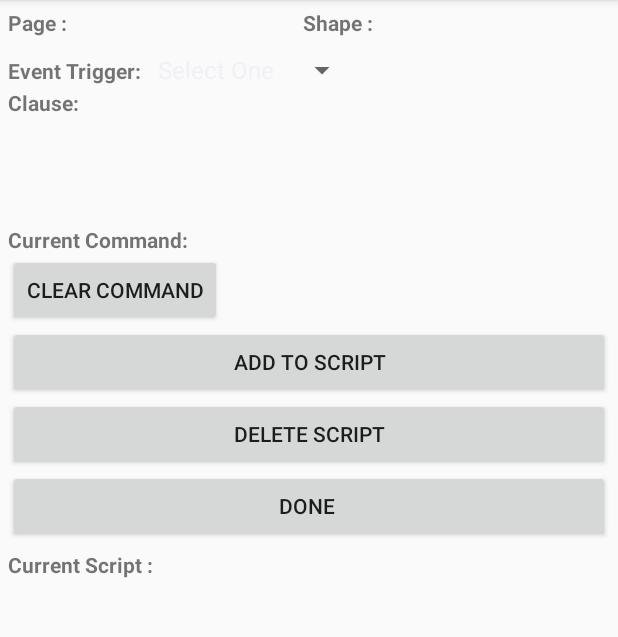
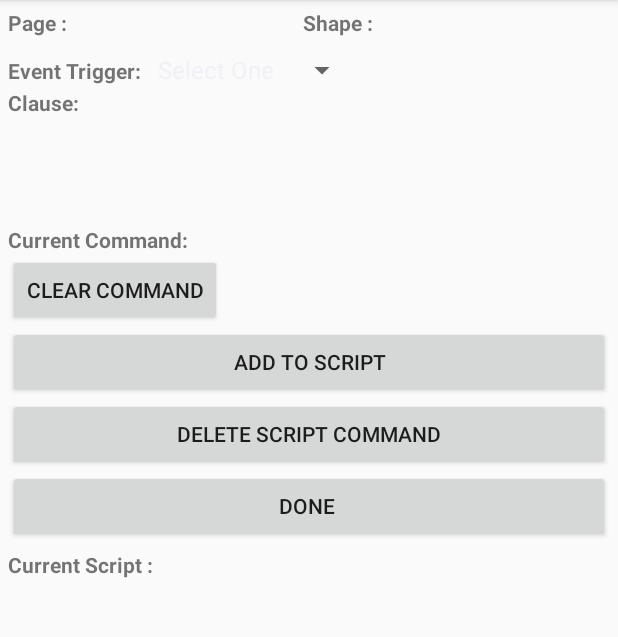
Before and after one commit to maivy/Bunny-World, an Android app: the EditScript screen opened directly, with no data from a screen before it, on a phone screen of 412 x 824 dp, the part 84-721 px from its top. Run offline under Robolectric (Android 15) with nearby library versions, the phone set to English and light mode, and no system bars; 3 statements that could not run were skipped.

Commit message:
good on scripts

```diff
--- a/app/src/main/res/layout/activity_edit_script.xml
+++ b/app/src/main/res/layout/activity_edit_script.xml
@@ -62,10 +62,17 @@
                 android:text="Event Trigger: "
                 android:textStyle="bold" />
 
-                <Spinner
-                    android:id="@+id/scriptFirstEdit"
-                    android:layout_width="wrap_content"
-                    android:layout_height="wrap_content"></Spinner>
+            <Spinner
+                android:id="@+id/scriptFirstEdit"
+                android:layout_width="wrap_content"
+                android:layout_height="wrap_content"></Spinner>
+
+            <Spinner
+                android:id="@+id/optionalShapeDrop"
+                android:visibility="gone"
+                android:layout_width="wrap_content"
+                android:layout_height="wrap_content"></Spinner>
+
         </LinearLayout>
 
         <TextView
@@ -130,9 +137,45 @@
         android:layout_height="wrap_content" />
     <Button
         android:onClick="deleteScript"
-        android:text="DELETE SCRIPT"
+        android:text="DELETE SCRIPT COMMAND"
         android:layout_width="match_parent"
         android:layout_height="wrap_content" />
+
+    <LinearLayout
+        android:id="@+id/deleteHolder"
+        android:layout_width="match_parent"
+        android:layout_height="wrap_content"
+        android:orientation="horizontal"
+        android:visibility="gone">
+
+        <TextView
+            android:layout_width="wrap_content"
+            android:layout_height="wrap_content"
+            android:text="Event Trigger: "/>
+
+        <Spinner
+            android:id="@+id/deleteTrigger"
+            android:layout_width="wrap_content"
+            android:layout_height="wrap_content">
+
+        </Spinner>
+
+        <Spinner
+            android:id="@+id/deleteShape"
+            android:layout_width="wrap_content"
+            android:layout_height="wrap_content"
+            android:visibility="gone">
+
+        </Spinner>
+    </LinearLayout>
+
+    <Button
+        android:id="@+id/specialDeleteButton"
+        android:visibility="gone"
+        android:layout_width="match_parent"
+        android:layout_height="wrap_content"
+        android:text="Delete Command"
+        android:onClick="deleteCommand"/>
     <Button
         android:onClick="doneWithScript"
         android:text="DONE "
```
Also changed, not shown: app/src/main/java/edu/stanford/cs108/bunnyworld/EditScript.java (+150 -81 lines).
